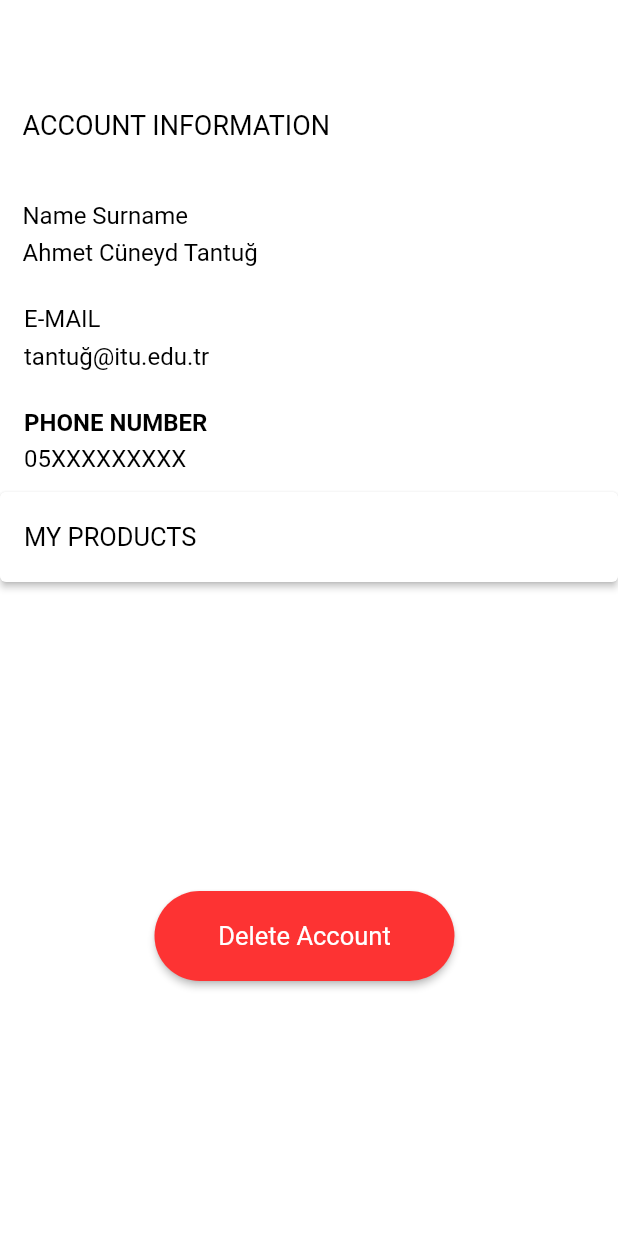
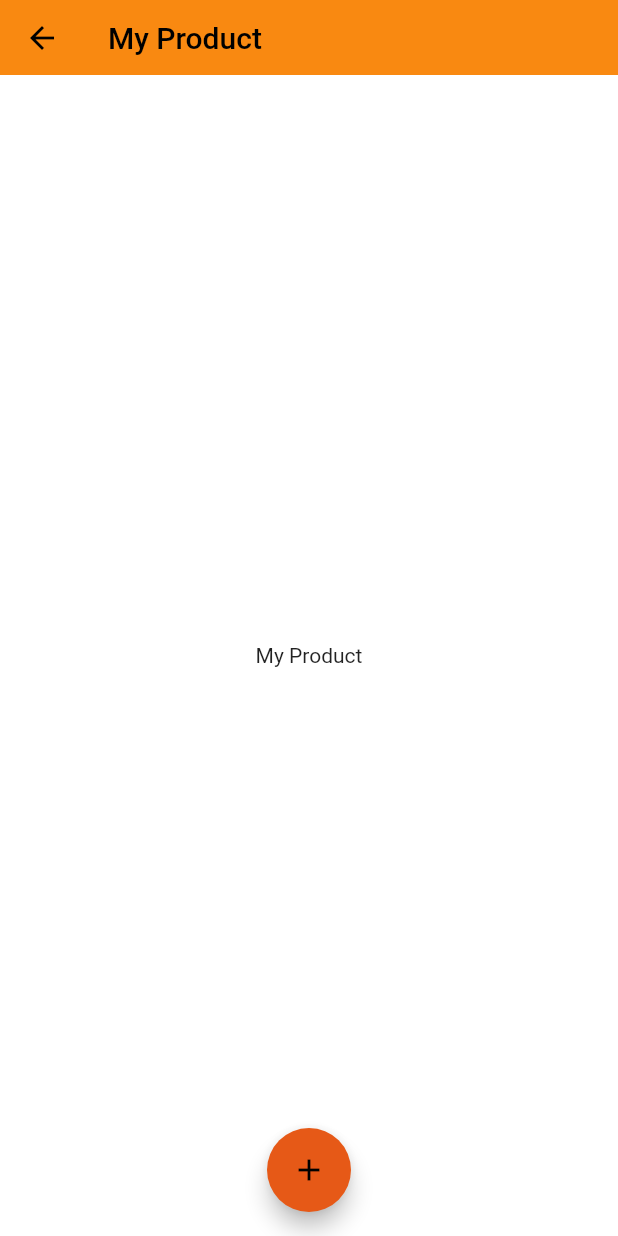
Before and after one commit to bozan/BeetBazaar, a Flutter app: the AccountScreen screen opened directly, after a tap on "MY PRODUCTS", on a phone screen of 412 x 824 dp. Run offline on Flutter 3.47's test engine with Material 2 defaults, Android fonts, the phone set to English and light mode, and no system bars; our stand-ins replace badges, carousel_slider, dotted_border, file_picker, shared_preferences; accounts and stored records are empty; Roboto replaces fonts that are missing (Gothic A1); project files that could hold a hidden picture were left out.

Commit message:
add-product page is added, my-product page is added

```diff
--- a/beet_bazaar_app/lib/constants/global_variables.dart
+++ b/beet_bazaar_app/lib/constants/global_variables.dart
@@ -3,7 +3,7 @@ import 'package:flutter/material.dart';
 //burda kendi IP adresiniz olcak
 //String uri = 'http://<IP>:3000';
 //irfan 192.168.0.34
-//192.168.1.93
+//Elif 192.168.1.93
 String uri = 'http://192.168.1.93:3000';
 
 class GlobalVariables {
--- a/beet_bazaar_app/lib/features/account/screens/account_screen.dart
+++ b/beet_bazaar_app/lib/features/account/screens/account_screen.dart
@@ -1,13 +1,25 @@
 //Name surname suan static, dynamic olmasi lazim backend kisminda halletmemiz lazim, mail ve phone number da ayni sekilde
 
-import 'dart:ffi';
 import 'package:beet_bazaar_app/constants/global_variables.dart';
+import 'package:beet_bazaar_app/features/account/screens/my_product_screen.dart';
 import 'package:beet_bazaar_app/features/account/widgets/custom_product_button.dart';
 import 'package:beet_bazaar_app/features/account/widgets/delete_user_button.dart';
 import 'package:flutter/material.dart';
 
-class AccountScreen extends StatelessWidget {
-  const AccountScreen({super.key});
+
+class AccountScreen extends StatefulWidget {
+  static const String routeName = '/account';
+  const AccountScreen({Key? key}) : super(key: key);
+
+  @override
+  // ignore: library_private_types_in_public_api
+  _AccountScreenState createState() => _AccountScreenState();
+}
+class _AccountScreenState extends State<AccountScreen> {
+
+  void navigateToMyProductScreen() {
+    Navigator.pushNamed(context, MyProductScreen.routeName);
+  }
 
   @override
   Widget build(BuildContext context) {
@@ -176,11 +188,9 @@ class AccountScreen extends StatelessWidget {
               ),
               customProductButton(
                 text: 'MY PRODUCTS',
-                onTap: () => {
-                  print(
-                      'products'), //buraya basinca productlara git fonksiyonu gelcek
-                },
+                onTap: navigateToMyProductScreen,
               ),
+              // ignore: prefer_const_constructors
               Container(
                 padding: EdgeInsets.only(top: height / 4, left: width / 4),
                 child: Column(
--- /dev/null
+++ b/beet_bazaar_app/lib/features/account/screens/my_product_screen.dart
@@ -0,0 +1,53 @@
+import 'package:beet_bazaar_app/constants/global_variables.dart';
+import 'package:flutter/material.dart';
+
+import 'add_product_screen.dart';
+
+//create a stateful  widget
+
+class MyProductScreen extends StatefulWidget {
+  static const String routeName = '/my-product';
+  const MyProductScreen({Key? key}) : super(key: key);
+
+  @override
+  _MyProductScreenState createState() => _MyProductScreenState();
+}
+
+class _MyProductScreenState extends State<MyProductScreen> {
+
+  void navigateToAddProductScreen() {
+    Navigator.pushNamed(context, AddProductScreen.routeName);
+  }
+  @override
+  Widget build(BuildContext context) {
+    return Scaffold(
+      appBar: PreferredSize(
+        preferredSize: const Size.fromHeight(50),
+        child: AppBar(
+          flexibleSpace: Container(
+            decoration: const BoxDecoration(
+              gradient: GlobalVariables.appBarGradient,
+            ),
+          ),
+          title: const Text(
+            'My Product',
+            style: TextStyle(
+              color: Colors.black,
+            ),
+          ),
+        ),
+      ),
+      body: const Center(
+        child: Text('My Product'),
+      ),
+      floatingActionButton: FloatingActionButton(
+        child: const Icon(Icons.add),
+        backgroundColor: Color.fromARGB(255, 230, 89, 23),
+        onPressed: navigateToAddProductScreen,
+        tooltip: 'Add a Product',
+      ),
+      floatingActionButtonLocation:
+          FloatingActionButtonLocation.centerFloat,
+);
+  }
+}
--- a/beet_bazaar_app/lib/router.dart
+++ b/beet_bazaar_app/lib/router.dart
@@ -1,4 +1,6 @@
 import 'package:beet_bazaar_app/common/widgets/bottom_bar.dart';
+import 'package:beet_bazaar_app/features/account/screens/add_product_screen.dart';
+import 'package:beet_bazaar_app/features/account/screens/my_product_screen.dart';
 import 'package:beet_bazaar_app/features/auth/screens/auth_screen.dart';
 import 'package:beet_bazaar_app/features/home/screens/home_screen.dart';
 import 'package:flutter/material.dart';
@@ -18,6 +20,18 @@ Route<dynamic> generateRoute(RouteSettings routeSettings) {
         builder: (_) => const HomeScreen(),
       );
 
+    case MyProductScreen.routeName:
+      return MaterialPageRoute(
+        settings: routeSettings,
+        builder: (_) => const MyProductScreen(),
+      );
+
+    case AddProductScreen.routeName:
+      return MaterialPageRoute(
+        settings: routeSettings,
+        builder: (_) => const AddProductScreen(),
+      );
+
     case BottomBar.routeName:
       return MaterialPageRoute(
         settings: routeSettings,
--- a/beet_bazaar_app/pubspec.yaml
+++ b/beet_bazaar_app/pubspec.yaml
@@ -45,6 +45,8 @@ dependencies:
   cached_network_image: ^3.2.3
   material: ^1.0.0+2
   carousel_slider: ^4.2.1
+  file_picker: ^5.2.4
+  dotted_border: ^2.0.0+3
 
 dev_dependencies:
   flutter_test:
```
Also changed, not shown: beet_bazaar_app/lib/common/widgets/custom_textfield.dart (+6 -3 lines), beet_bazaar_app/lib/constants/utils.dart (+21 -1 lines), beet_bazaar_app/lib/features/account/screens/add_product_screen.dart (added, +182 -0 lines), beet_bazaar_app/pubspec.lock, 1 other file.
